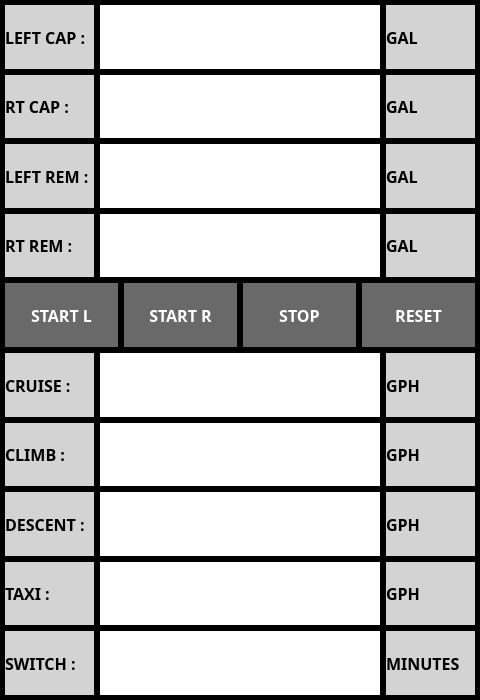
Qt form ui/FuelTanksDialog.ui (UnexplodedMinds/Stratofier) before a commit.
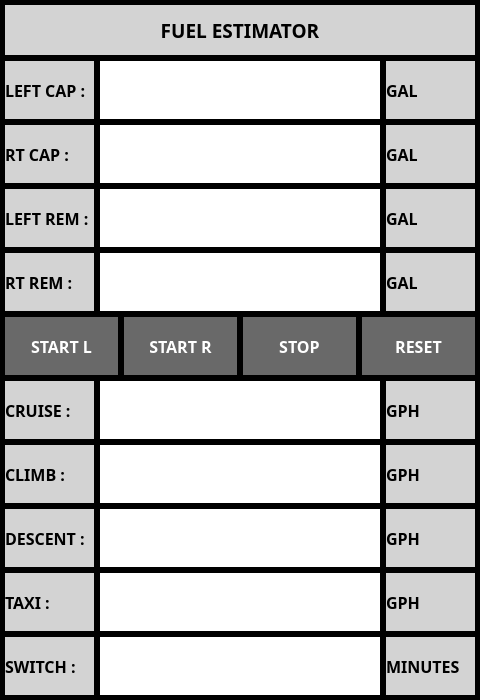
The same form after that commit. Custom widgets are drawn as their Qt base class.

The edit to the form file:
```diff
--- a/ui/FuelTanksDialog.ui
+++ b/ui/FuelTanksDialog.ui
@@ -127,378 +127,8 @@
    <property name="bottomMargin">
     <number>5</number>
    </property>
-   <item row="10" column="0">
-    <widget class="QLabel" name="label_7">
-     <property name="font">
-      <font>
-       <family>Droid Sans</family>
-       <pointsize>12</pointsize>
-       <weight>75</weight>
-       <bold>true</bold>
-      </font>
-     </property>
-     <property name="autoFillBackground">
-      <bool>false</bool>
-     </property>
-     <property name="styleSheet">
-      <string notr="true">QLabel
-{
-	color: black;
-	background-color: LightGray;
-}</string>
-     </property>
-     <property name="text">
-      <string>DESCENT :</string>
-     </property>
-     <property name="margin">
-      <number>5</number>
-     </property>
-    </widget>
-   </item>
-   <item row="8" column="4">
-    <widget class="QLabel" name="label_10">
-     <property name="font">
-      <font>
-       <family>Droid Sans</family>
-       <pointsize>12</pointsize>
-       <weight>75</weight>
-       <bold>true</bold>
-      </font>
-     </property>
-     <property name="autoFillBackground">
-      <bool>false</bool>
-     </property>
-     <property name="styleSheet">
-      <string notr="true">QLabel
-{
-	color: black;
-	background-color: LightGray;
-}</string>
-     </property>
-     <property name="text">
-      <string>GPH</string>
-     </property>
-     <property name="margin">
-      <number>5</number>
-     </property>
-    </widget>
-   </item>
-   <item row="12" column="0">
-    <widget class="QLabel" name="m_pSwitchIntLabelLbl">
-     <property name="font">
-      <font>
-       <family>Droid Sans</family>
-       <pointsize>12</pointsize>
-       <weight>75</weight>
-       <bold>true</bold>
-      </font>
-     </property>
-     <property name="autoFillBackground">
-      <bool>false</bool>
-     </property>
-     <property name="styleSheet">
-      <string notr="true">QLabel
-{
-	color: black;
-	background-color: LightGray;
-}</string>
-     </property>
-     <property name="text">
-      <string>SWITCH :</string>
-     </property>
-     <property name="margin">
-      <number>5</number>
-     </property>
-    </widget>
-   </item>
-   <item row="8" column="0">
-    <widget class="QLabel" name="label_5">
-     <property name="font">
-      <font>
-       <family>Droid Sans</family>
-       <pointsize>12</pointsize>
-       <weight>75</weight>
-       <bold>true</bold>
-      </font>
-     </property>
-     <property name="autoFillBackground">
-      <bool>false</bool>
-     </property>
-     <property name="styleSheet">
-      <string notr="true">QLabel
-{
-	color: black;
-	background-color: LightGray;
-}</string>
-     </property>
-     <property name="text">
-      <string>CRUISE :</string>
-     </property>
-     <property name="margin">
-      <number>5</number>
-     </property>
-    </widget>
-   </item>
-   <item row="12" column="4">
-    <widget class="QLabel" name="m_pSwitchIntUnitsLabel">
-     <property name="font">
-      <font>
-       <family>Droid Sans</family>
-       <pointsize>12</pointsize>
-       <weight>75</weight>
-       <bold>true</bold>
-      </font>
-     </property>
-     <property name="autoFillBackground">
-      <bool>false</bool>
-     </property>
-     <property name="styleSheet">
-      <string notr="true">QLabel
-{
-	color: black;
-	background-color: LightGray;
-}</string>
-     </property>
-     <property name="text">
-      <string>MINUTES</string>
-     </property>
-     <property name="margin">
-      <number>5</number>
-     </property>
-    </widget>
-   </item>
-   <item row="0" column="0">
-    <widget class="QLabel" name="m_pLCapLabel">
-     <property name="font">
-      <font>
-       <family>Droid Sans</family>
-       <pointsize>12</pointsize>
-       <weight>75</weight>
-       <bold>true</bold>
-      </font>
-     </property>
-     <property name="autoFillBackground">
-      <bool>false</bool>
-     </property>
-     <property name="styleSheet">
-      <string notr="true">QLabel
-{
-	color: black;
-	background-color: LightGray;
-}</string>
-     </property>
-     <property name="text">
-      <string>LEFT CAP :</string>
-     </property>
-     <property name="margin">
-      <number>5</number>
-     </property>
-    </widget>
-   </item>
-   <item row="2" column="4">
-    <widget class="QLabel" name="m_pLeftRemUnitsLabel">
-     <property name="font">
-      <font>
-       <family>Droid Sans</family>
-       <pointsize>12</pointsize>
-       <weight>75</weight>
-       <bold>true</bold>
-      </font>
-     </property>
-     <property name="autoFillBackground">
-      <bool>false</bool>
-     </property>
-     <property name="styleSheet">
-      <string notr="true">QLabel
-{
-	color: black;
-	background-color: LightGray;
-}</string>
-     </property>
-     <property name="text">
-      <string>GAL</string>
-     </property>
-     <property name="margin">
-      <number>5</number>
-     </property>
-    </widget>
-   </item>
-   <item row="4" column="4">
-    <widget class="QLabel" name="m_pRightRemUnitsLabel">
-     <property name="font">
-      <font>
-       <family>Droid Sans</family>
-       <pointsize>12</pointsize>
-       <weight>75</weight>
-       <bold>true</bold>
-      </font>
-     </property>
-     <property name="autoFillBackground">
-      <bool>false</bool>
-     </property>
-     <property name="styleSheet">
-      <string notr="true">QLabel
-{
-	color: black;
-	background-color: LightGray;
-}</string>
-     </property>
-     <property name="text">
-      <string>GAL</string>
-     </property>
-     <property name="margin">
-      <number>5</number>
-     </property>
-    </widget>
-   </item>
-   <item row="12" column="1" colspan="3">
-    <widget class="ClickLabel" name="m_pSwitchIntLabel">
-     <property name="sizePolicy">
-      <sizepolicy hsizetype="MinimumExpanding" vsizetype="MinimumExpanding">
-       <horstretch>0</horstretch>
-       <verstretch>0</verstretch>
-      </sizepolicy>
-     </property>
-     <property name="font">
-      <font>
-       <family>Droid Sans</family>
-       <pointsize>24</pointsize>
-       <weight>75</weight>
-       <bold>true</bold>
-      </font>
-     </property>
-     <property name="autoFillBackground">
-      <bool>false</bool>
-     </property>
-     <property name="styleSheet">
-      <string notr="true">QLabel { background-color: white; color: black; }</string>
-     </property>
-     <property name="frameShape">
-      <enum>QFrame::NoFrame</enum>
-     </property>
-     <property name="alignment">
-      <set>Qt::AlignCenter</set>
-     </property>
-    </widget>
-   </item>
-   <item row="10" column="4">
-    <widget class="QLabel" name="label_12">
-     <property name="font">
-      <font>
-       <family>Droid Sans</family>
-       <pointsize>12</pointsize>
-       <weight>75</weight>
-       <bold>true</bold>
-      </font>
-     </property>
-     <property name="autoFillBackground">
-      <bool>false</bool>
-     </property>
-     <property name="styleSheet">
-      <string notr="true">QLabel
-{
-	color: black;
-	background-color: LightGray;
-}</string>
-     </property>
-     <property name="text">
-      <string>GPH</string>
-     </property>
-     <property name="margin">
-      <number>5</number>
-     </property>
-    </widget>
-   </item>
-   <item row="8" column="1" colspan="3">
-    <widget class="ClickLabel" name="m_pCruiseRateLabel">
-     <property name="sizePolicy">
-      <sizepolicy hsizetype="MinimumExpanding" vsizetype="MinimumExpanding">
-       <horstretch>0</horstretch>
-       <verstretch>0</verstretch>
-      </sizepolicy>
-     </property>
-     <property name="font">
-      <font>
-       <family>Droid Sans</family>
-       <pointsize>24</pointsize>
-       <weight>75</weight>
-       <bold>true</bold>
-      </font>
-     </property>
-     <property name="autoFillBackground">
-      <bool>false</bool>
-     </property>
-     <property name="styleSheet">
-      <string notr="true">QLabel { background-color: white; color: black; }</string>
-     </property>
-     <property name="frameShape">
-      <enum>QFrame::NoFrame</enum>
-     </property>
-     <property name="alignment">
-      <set>Qt::AlignCenter</set>
-     </property>
-    </widget>
-   </item>
-   <item row="11" column="0">
-    <widget class="QLabel" name="label_8">
-     <property name="font">
-      <font>
-       <family>Droid Sans</family>
-       <pointsize>12</pointsize>
-       <weight>75</weight>
-       <bold>true</bold>
-      </font>
-     </property>
-     <property name="autoFillBackground">
-      <bool>false</bool>
-     </property>
-     <property name="styleSheet">
-      <string notr="true">QLabel
-{
-	color: black;
-	background-color: LightGray;
-}</string>
-     </property>
-     <property name="text">
-      <string>TAXI :</string>
-     </property>
-     <property name="margin">
-      <number>5</number>
-     </property>
-    </widget>
-   </item>
-   <item row="4" column="1" colspan="3">
-    <widget class="ClickLabel" name="m_pRightRemainLabel">
-     <property name="sizePolicy">
-      <sizepolicy hsizetype="MinimumExpanding" vsizetype="MinimumExpanding">
-       <horstretch>0</horstretch>
-       <verstretch>0</verstretch>
-      </sizepolicy>
-     </property>
-     <property name="font">
-      <font>
-       <family>Droid Sans</family>
-       <pointsize>24</pointsize>
-       <weight>75</weight>
-       <bold>true</bold>
-      </font>
-     </property>
-     <property name="autoFillBackground">
-      <bool>false</bool>
-     </property>
-     <property name="styleSheet">
-      <string notr="true">QLabel { background-color: white; color: black; }</string>
-     </property>
-     <property name="frameShape">
-      <enum>QFrame::NoFrame</enum>
-     </property>
-     <property name="alignment">
-      <set>Qt::AlignCenter</set>
-     </property>
-    </widget>
-   </item>
    <item row="9" column="4">
-    <widget class="QLabel" name="label_11">
+    <widget class="QLabel" name="label_10">
      <property name="font">
       <font>
        <family>Droid Sans</family>
@@ -525,93 +155,7 @@
      </property>
     </widget>
    </item>
-   <item row="0" column="4">
-    <widget class="QLabel" name="m_pLeftCapUnitsLabel">
-     <property name="font">
-      <font>
-       <family>Droid Sans</family>
-       <pointsize>12</pointsize>
-       <weight>75</weight>
-       <bold>true</bold>
-      </font>
-     </property>
-     <property name="autoFillBackground">
-      <bool>false</bool>
-     </property>
-     <property name="styleSheet">
-      <string notr="true">QLabel
-{
-	color: black;
-	background-color: LightGray;
-}</string>
-     </property>
-     <property name="text">
-      <string>GAL</string>
-     </property>
-     <property name="margin">
-      <number>5</number>
-     </property>
-    </widget>
-   </item>
-   <item row="11" column="1" colspan="3">
-    <widget class="ClickLabel" name="m_pTaxiRateLabel">
-     <property name="sizePolicy">
-      <sizepolicy hsizetype="MinimumExpanding" vsizetype="MinimumExpanding">
-       <horstretch>0</horstretch>
-       <verstretch>0</verstretch>
-      </sizepolicy>
-     </property>
-     <property name="font">
-      <font>
-       <family>Droid Sans</family>
-       <pointsize>24</pointsize>
-       <weight>75</weight>
-       <bold>true</bold>
-      </font>
-     </property>
-     <property name="autoFillBackground">
-      <bool>false</bool>
-     </property>
-     <property name="styleSheet">
-      <string notr="true">QLabel { background-color: white; color: black; }</string>
-     </property>
-     <property name="frameShape">
-      <enum>QFrame::NoFrame</enum>
-     </property>
-     <property name="alignment">
-      <set>Qt::AlignCenter</set>
-     </property>
-    </widget>
-   </item>
-   <item row="11" column="4">
-    <widget class="QLabel" name="label_13">
-     <property name="font">
-      <font>
-       <family>Droid Sans</family>
-       <pointsize>12</pointsize>
-       <weight>75</weight>
-       <bold>true</bold>
-      </font>
-     </property>
-     <property name="autoFillBackground">
-      <bool>false</bool>
-     </property>
-     <property name="styleSheet">
-      <string notr="true">QLabel
-{
-	color: black;
-	background-color: LightGray;
-}</string>
-     </property>
-     <property name="text">
-      <string>GPH</string>
-     </property>
-     <property name="margin">
-      <number>5</number>
-     </property>
-    </widget>
-   </item>
-   <item row="6" column="0" colspan="5">
+   <item row="7" column="0" colspan="5">
     <layout class="QHBoxLayout" name="horizontalLayout">
      <item>
       <widget class="QPushButton" name="m_pStartLeftButton">
@@ -723,66 +267,8 @@
      </item>
     </layout>
    </item>
-   <item row="4" column="0">
-    <widget class="QLabel" name="m_pRRemLabel">
-     <property name="font">
-      <font>
-       <family>Droid Sans</family>
-       <pointsize>12</pointsize>
-       <weight>75</weight>
-       <bold>true</bold>
-      </font>
-     </property>
-     <property name="autoFillBackground">
-      <bool>false</bool>
-     </property>
-     <property name="styleSheet">
-      <string notr="true">QLabel
-{
-	color: black;
-	background-color: LightGray;
-}</string>
-     </property>
-     <property name="text">
-      <string>RT REM :</string>
-     </property>
-     <property name="margin">
-      <number>5</number>
-     </property>
-    </widget>
-   </item>
-   <item row="10" column="1" colspan="3">
-    <widget class="ClickLabel" name="m_pDescRateLabel">
-     <property name="sizePolicy">
-      <sizepolicy hsizetype="MinimumExpanding" vsizetype="MinimumExpanding">
-       <horstretch>0</horstretch>
-       <verstretch>0</verstretch>
-      </sizepolicy>
-     </property>
-     <property name="font">
-      <font>
-       <family>Droid Sans</family>
-       <pointsize>24</pointsize>
-       <weight>75</weight>
-       <bold>true</bold>
-      </font>
-     </property>
-     <property name="autoFillBackground">
-      <bool>false</bool>
-     </property>
-     <property name="styleSheet">
-      <string notr="true">QLabel { background-color: white; color: black; }</string>
-     </property>
-     <property name="frameShape">
-      <enum>QFrame::NoFrame</enum>
-     </property>
-     <property name="alignment">
-      <set>Qt::AlignCenter</set>
-     </property>
-    </widget>
-   </item>
    <item row="2" column="0">
-    <widget class="QLabel" name="m_pLRemLabel">
+    <widget class="QLabel" name="m_pRCapLabel">
      <property name="font">
       <font>
        <family>Droid Sans</family>
@@ -802,25 +288,19 @@
 }</string>
      </property>
      <property name="text">
-      <string>LEFT REM :</string>
+      <string>RT CAP :</string>
      </property>
      <property name="margin">
       <number>5</number>
      </property>
     </widget>
    </item>
-   <item row="2" column="1" colspan="3">
-    <widget class="ClickLabel" name="m_pLeftRemainLabel">
-     <property name="sizePolicy">
-      <sizepolicy hsizetype="MinimumExpanding" vsizetype="MinimumExpanding">
-       <horstretch>0</horstretch>
-       <verstretch>0</verstretch>
-      </sizepolicy>
-     </property>
+   <item row="10" column="4">
+    <widget class="QLabel" name="label_11">
      <property name="font">
       <font>
        <family>Droid Sans</family>
-       <pointsize>24</pointsize>
+       <pointsize>12</pointsize>
        <weight>75</weight>
        <bold>true</bold>
       </font>
@@ -829,47 +309,109 @@
       <bool>false</bool>
      </property>
      <property name="styleSheet">
-      <string notr="true">QLabel { background-color: white; color: black; }</string>
+      <string notr="true">QLabel
+{
+	color: black;
+	background-color: LightGray;
+}</string>
      </property>
-     <property name="frameShape">
-      <enum>QFrame::NoFrame</enum>
+     <property name="text">
+      <string>GPH</string>
      </property>
-     <property name="alignment">
-      <set>Qt::AlignCenter</set>
-     </property>
-    </widget>
-   </item>
-   <item row="0" column="1" colspan="3">
-    <widget class="ClickLabel" name="m_pLeftCapLabel">
-     <property name="sizePolicy">
-      <sizepolicy hsizetype="MinimumExpanding" vsizetype="MinimumExpanding">
-       <horstretch>0</horstretch>
-       <verstretch>0</verstretch>
-      </sizepolicy>
-     </property>
-     <property name="font">
-      <font>
-       <family>Droid Sans</family>
-       <pointsize>24</pointsize>
-       <weight>75</weight>
-       <bold>true</bold>
-      </font>
-     </property>
-     <property name="autoFillBackground">
-      <bool>false</bool>
-     </property>
-     <property name="styleSheet">
-      <string notr="true">QLabel { background-color: white; color: black; }</string>
-     </property>
-     <property name="frameShape">
-      <enum>QFrame::NoFrame</enum>
-     </property>
-     <property name="alignment">
-      <set>Qt::AlignCenter</set>
+     <property name="margin">
+      <number>5</number>
      </property>
     </widget>
    </item>
    <item row="9" column="1" colspan="3">
+    <widget class="ClickLabel" name="m_pCruiseRateLabel">
+     <property name="sizePolicy">
+      <sizepolicy hsizetype="MinimumExpanding" vsizetype="MinimumExpanding">
+       <horstretch>0</horstretch>
+       <verstretch>0</verstretch>
+      </sizepolicy>
+     </property>
+     <property name="font">
+      <font>
+       <family>Droid Sans</family>
+       <pointsize>24</pointsize>
+       <weight>75</weight>
+       <bold>true</bold>
+      </font>
+     </property>
+     <property name="autoFillBackground">
+      <bool>false</bool>
+     </property>
+     <property name="styleSheet">
+      <string notr="true">QLabel { background-color: white; color: black; }</string>
+     </property>
+     <property name="frameShape">
+      <enum>QFrame::NoFrame</enum>
+     </property>
+     <property name="alignment">
+      <set>Qt::AlignCenter</set>
+     </property>
+    </widget>
+   </item>
+   <item row="5" column="4">
+    <widget class="QLabel" name="m_pRightRemUnitsLabel">
+     <property name="font">
+      <font>
+       <family>Droid Sans</family>
+       <pointsize>12</pointsize>
+       <weight>75</weight>
+       <bold>true</bold>
+      </font>
+     </property>
+     <property name="autoFillBackground">
+      <bool>false</bool>
+     </property>
+     <property name="styleSheet">
+      <string notr="true">QLabel
+{
+	color: black;
+	background-color: LightGray;
+}</string>
+     </property>
+     <property name="text">
+      <string>GAL</string>
+     </property>
+     <property name="margin">
+      <number>5</number>
+     </property>
+    </widget>
+   </item>
+   <item row="3" column="1" colspan="3">
+    <widget class="ClickLabel" name="m_pLeftRemainLabel">
+     <property name="sizePolicy">
+      <sizepolicy hsizetype="MinimumExpanding" vsizetype="MinimumExpanding">
+       <horstretch>0</horstretch>
+       <verstretch>0</verstretch>
+      </sizepolicy>
+     </property>
+     <property name="font">
+      <font>
+       <family>Droid Sans</family>
+       <pointsize>24</pointsize>
+       <weight>75</weight>
+       <bold>true</bold>
+      </font>
+     </property>
+     <property name="autoFillBackground">
+      <bool>false</bool>
+     </property>
+     <property name="styleSheet">
+      <string notr="true">QLabel { background-color: white; color: black; }</string>
+     </property>
+     <property name="frameShape">
+      <enum>QFrame::NoFrame</enum>
+     </property>
+     <property name="alignment">
+      <set>Qt::AlignCenter</set>
+     </property>
+    </widget>
+   </item>
+   <item row="10" column="1" colspan="3">
     <widget class="ClickLabel" name="m_pClimbRateLabel">
      <property name="sizePolicy">
       <sizepolicy hsizetype="MinimumExpanding" vsizetype="MinimumExpanding">
@@ -899,7 +441,65 @@
      </property>
     </widget>
    </item>
-   <item row="9" column="0">
+   <item row="2" column="1" colspan="3">
+    <widget class="ClickLabel" name="m_pRightCapLabel">
+     <property name="sizePolicy">
+      <sizepolicy hsizetype="MinimumExpanding" vsizetype="MinimumExpanding">
+       <horstretch>0</horstretch>
+       <verstretch>0</verstretch>
+      </sizepolicy>
+     </property>
+     <property name="font">
+      <font>
+       <family>Droid Sans</family>
+       <pointsize>24</pointsize>
+       <weight>75</weight>
+       <bold>true</bold>
+      </font>
+     </property>
+     <property name="autoFillBackground">
+      <bool>false</bool>
+     </property>
+     <property name="styleSheet">
+      <string notr="true">QLabel { background-color: white; color: black; }</string>
+     </property>
+     <property name="frameShape">
+      <enum>QFrame::NoFrame</enum>
+     </property>
+     <property name="alignment">
+      <set>Qt::AlignCenter</set>
+     </property>
+    </widget>
+   </item>
+   <item row="13" column="4">
+    <widget class="QLabel" name="m_pSwitchIntUnitsLabel">
+     <property name="font">
+      <font>
+       <family>Droid Sans</family>
+       <pointsize>12</pointsize>
+       <weight>75</weight>
+       <bold>true</bold>
+      </font>
+     </property>
+     <property name="autoFillBackground">
+      <bool>false</bool>
+     </property>
+     <property name="styleSheet">
+      <string notr="true">QLabel
+{
+	color: black;
+	background-color: LightGray;
+}</string>
+     </property>
+     <property name="text">
+      <string>MINUTES</string>
+     </property>
+     <property name="margin">
+      <number>5</number>
+     </property>
+    </widget>
+   </item>
+   <item row="10" column="0">
     <widget class="QLabel" name="label_6">
      <property name="font">
       <font>
@@ -927,8 +527,234 @@
      </property>
     </widget>
    </item>
+   <item row="3" column="4">
+    <widget class="QLabel" name="m_pLeftRemUnitsLabel">
+     <property name="font">
+      <font>
+       <family>Droid Sans</family>
+       <pointsize>12</pointsize>
+       <weight>75</weight>
+       <bold>true</bold>
+      </font>
+     </property>
+     <property name="autoFillBackground">
+      <bool>false</bool>
+     </property>
+     <property name="styleSheet">
+      <string notr="true">QLabel
+{
+	color: black;
+	background-color: LightGray;
+}</string>
+     </property>
+     <property name="text">
+      <string>GAL</string>
+     </property>
+     <property name="margin">
+      <number>5</number>
+     </property>
+    </widget>
+   </item>
+   <item row="3" column="0">
+    <widget class="QLabel" name="m_pLRemLabel">
+     <property name="font">
+      <font>
+       <family>Droid Sans</family>
+       <pointsize>12</pointsize>
+       <weight>75</weight>
+       <bold>true</bold>
+      </font>
+     </property>
+     <property name="autoFillBackground">
+      <bool>false</bool>
+     </property>
+     <property name="styleSheet">
+      <string notr="true">QLabel
+{
+	color: black;
+	background-color: LightGray;
+}</string>
+     </property>
+     <property name="text">
+      <string>LEFT REM :</string>
+     </property>
+     <property name="margin">
+      <number>5</number>
+     </property>
+    </widget>
+   </item>
+   <item row="5" column="0">
+    <widget class="QLabel" name="m_pRRemLabel">
+     <property name="font">
+      <font>
+       <family>Droid Sans</family>
+       <pointsize>12</pointsize>
+       <weight>75</weight>
+       <bold>true</bold>
+      </font>
+     </property>
+     <property name="autoFillBackground">
+      <bool>false</bool>
+     </property>
+     <property name="styleSheet">
+      <string notr="true">QLabel
+{
+	color: black;
+	background-color: LightGray;
+}</string>
+     </property>
+     <property name="text">
+      <string>RT REM :</string>
+     </property>
+     <property name="margin">
+      <number>5</number>
+     </property>
+    </widget>
+   </item>
+   <item row="2" column="4">
+    <widget class="QLabel" name="m_pRightCapUnitsLabel">
+     <property name="font">
+      <font>
+       <family>Droid Sans</family>
+       <pointsize>12</pointsize>
+       <weight>75</weight>
+       <bold>true</bold>
+      </font>
+     </property>
+     <property name="autoFillBackground">
+      <bool>false</bool>
+     </property>
+     <property name="styleSheet">
+      <string notr="true">QLabel
+{
+	color: black;
+	background-color: LightGray;
+}</string>
+     </property>
+     <property name="text">
+      <string>GAL</string>
+     </property>
+     <property name="margin">
+      <number>5</number>
+     </property>
+    </widget>
+   </item>
+   <item row="12" column="0">
+    <widget class="QLabel" name="label_8">
+     <property name="font">
+      <font>
+       <family>Droid Sans</family>
+       <pointsize>12</pointsize>
+       <weight>75</weight>
+       <bold>true</bold>
+      </font>
+     </property>
+     <property name="autoFillBackground">
+      <bool>false</bool>
+     </property>
+     <property name="styleSheet">
+      <string notr="true">QLabel
+{
+	color: black;
+	background-color: LightGray;
+}</string>
+     </property>
+     <property name="text">
+      <string>TAXI :</string>
+     </property>
+     <property name="margin">
+      <number>5</number>
+     </property>
+    </widget>
+   </item>
+   <item row="13" column="0">
+    <widget class="QLabel" name="m_pSwitchIntLabelLbl">
+     <property name="font">
+      <font>
+       <family>Droid Sans</family>
+       <pointsize>12</pointsize>
+       <weight>75</weight>
+       <bold>true</bold>
+      </font>
+     </property>
+     <property name="autoFillBackground">
+      <bool>false</bool>
+     </property>
+     <property name="styleSheet">
+      <string notr="true">QLabel
+{
+	color: black;
+	background-color: LightGray;
+}</string>
+     </property>
+     <property name="text">
+      <string>SWITCH :</string>
+     </property>
+     <property name="margin">
+      <number>5</number>
+     </property>
+    </widget>
+   </item>
+   <item row="9" column="0">
+    <widget class="QLabel" name="label_5">
+     <property name="font">
+      <font>
+       <family>Droid Sans</family>
+       <pointsize>12</pointsize>
+       <weight>75</weight>
+       <bold>true</bold>
+      </font>
+     </property>
+     <property name="autoFillBackground">
+      <bool>false</bool>
+     </property>
+     <property name="styleSheet">
+      <string notr="true">QLabel
+{
+	color: black;
+	background-color: LightGray;
+}</string>
+     </property>
+     <property name="text">
+      <string>CRUISE :</string>
+     </property>
+     <property name="margin">
+      <number>5</number>
+     </property>
+    </widget>
+   </item>
+   <item row="13" column="1" colspan="3">
+    <widget class="ClickLabel" name="m_pSwitchIntLabel">
+     <property name="sizePolicy">
+      <sizepolicy hsizetype="MinimumExpanding" vsizetype="MinimumExpanding">
+       <horstretch>0</horstretch>
+       <verstretch>0</verstretch>
+      </sizepolicy>
+     </property>
+     <property name="font">
+      <font>
+       <family>Droid Sans</family>
+       <pointsize>24</pointsize>
+       <weight>75</weight>
+       <bold>true</bold>
+      </font>
+     </property>
+     <property name="autoFillBackground">
+      <bool>false</bool>
+     </property>
+     <property name="styleSheet">
+      <string notr="true">QLabel { background-color: white; color: black; }</string>
+     </property>
+     <property name="frameShape">
+      <enum>QFrame::NoFrame</enum>
+     </property>
+     <property name="alignment">
+      <set>Qt::AlignCenter</set>
+     </property>
+    </widget>
+   </item>
    <item row="1" column="0">
-    <widget class="QLabel" name="m_pRCapLabel">
+    <widget class="QLabel" name="m_pLCapLabel">
      <property name="font">
       <font>
        <family>Droid Sans</family>
@@ -948,45 +774,15 @@
 }</string>
      </property>
      <property name="text">
-      <string>RT CAP :</string>
+      <string>LEFT CAP :</string>
      </property>
      <property name="margin">
       <number>5</number>
      </property>
     </widget>
    </item>
-   <item row="1" column="1" colspan="3">
-    <widget class="ClickLabel" name="m_pRightCapLabel">
-     <property name="sizePolicy">
-      <sizepolicy hsizetype="MinimumExpanding" vsizetype="MinimumExpanding">
-       <horstretch>0</horstretch>
-       <verstretch>0</verstretch>
-      </sizepolicy>
-     </property>
-     <property name="font">
-      <font>
-       <family>Droid Sans</family>
-       <pointsize>24</pointsize>
-       <weight>75</weight>
-       <bold>true</bold>
-      </font>
-     </property>
-     <property name="autoFillBackground">
-      <bool>false</bool>
-     </property>
-     <property name="styleSheet">
-      <string notr="true">QLabel { background-color: white; color: black; }</string>
-     </property>
-     <property name="frameShape">
-      <enum>QFrame::NoFrame</enum>
-     </property>
-     <property name="alignment">
-      <set>Qt::AlignCenter</set>
-     </property>
-    </widget>
-   </item>
    <item row="1" column="4">
-    <widget class="QLabel" name="m_pRightCapUnitsLabel">
+    <widget class="QLabel" name="m_pLeftCapUnitsLabel">
      <property name="font">
       <font>
        <family>Droid Sans</family>
@@ -1013,6 +809,255 @@
      </property>
     </widget>
    </item>
+   <item row="12" column="1" colspan="3">
+    <widget class="ClickLabel" name="m_pTaxiRateLabel">
+     <property name="sizePolicy">
+      <sizepolicy hsizetype="MinimumExpanding" vsizetype="MinimumExpanding">
+       <horstretch>0</horstretch>
+       <verstretch>0</verstretch>
+      </sizepolicy>
+     </property>
+     <property name="font">
+      <font>
+       <family>Droid Sans</family>
+       <pointsize>24</pointsize>
+       <weight>75</weight>
+       <bold>true</bold>
+      </font>
+     </property>
+     <property name="autoFillBackground">
+      <bool>false</bool>
+     </property>
+     <property name="styleSheet">
+      <string notr="true">QLabel { background-color: white; color: black; }</string>
+     </property>
+     <property name="frameShape">
+      <enum>QFrame::NoFrame</enum>
+     </property>
+     <property name="alignment">
+      <set>Qt::AlignCenter</set>
+     </property>
+    </widget>
+   </item>
+   <item row="5" column="1" colspan="3">
+    <widget class="ClickLabel" name="m_pRightRemainLabel">
+     <property name="sizePolicy">
+      <sizepolicy hsizetype="MinimumExpanding" vsizetype="MinimumExpanding">
+       <horstretch>0</horstretch>
+       <verstretch>0</verstretch>
+      </sizepolicy>
+     </property>
+     <property name="font">
+      <font>
+       <family>Droid Sans</family>
+       <pointsize>24</pointsize>
+       <weight>75</weight>
+       <bold>true</bold>
+      </font>
+     </property>
+     <property name="autoFillBackground">
+      <bool>false</bool>
+     </property>
+     <property name="styleSheet">
+      <string notr="true">QLabel { background-color: white; color: black; }</string>
+     </property>
+     <property name="frameShape">
+      <enum>QFrame::NoFrame</enum>
+     </property>
+     <property name="alignment">
+      <set>Qt::AlignCenter</set>
+     </property>
+    </widget>
+   </item>
+   <item row="12" column="4">
+    <widget class="QLabel" name="label_13">
+     <property name="font">
+      <font>
+       <family>Droid Sans</family>
+       <pointsize>12</pointsize>
+       <weight>75</weight>
+       <bold>true</bold>
+      </font>
+     </property>
+     <property name="autoFillBackground">
+      <bool>false</bool>
+     </property>
+     <property name="styleSheet">
+      <string notr="true">QLabel
+{
+	color: black;
+	background-color: LightGray;
+}</string>
+     </property>
+     <property name="text">
+      <string>GPH</string>
+     </property>
+     <property name="margin">
+      <number>5</number>
+     </property>
+    </widget>
+   </item>
+   <item row="11" column="1" colspan="3">
+    <widget class="ClickLabel" name="m_pDescRateLabel">
+     <property name="sizePolicy">
+      <sizepolicy hsizetype="MinimumExpanding" vsizetype="MinimumExpanding">
+       <horstretch>0</horstretch>
+       <verstretch>0</verstretch>
+      </sizepolicy>
+     </property>
+     <property name="font">
+      <font>
+       <family>Droid Sans</family>
+       <pointsize>24</pointsize>
+       <weight>75</weight>
+       <bold>true</bold>
+      </font>
+     </property>
+     <property name="autoFillBackground">
+      <bool>false</bool>
+     </property>
+     <property name="styleSheet">
+      <string notr="true">QLabel { background-color: white; color: black; }</string>
+     </property>
+     <property name="frameShape">
+      <enum>QFrame::NoFrame</enum>
+     </property>
+     <property name="alignment">
+      <set>Qt::AlignCenter</set>
+     </property>
+    </widget>
+   </item>
+   <item row="11" column="4">
+    <widget class="QLabel" name="label_12">
+     <property name="font">
+      <font>
+       <family>Droid Sans</family>
+       <pointsize>12</pointsize>
+       <weight>75</weight>
+       <bold>true</bold>
+      </font>
+     </property>
+     <property name="autoFillBackground">
+      <bool>false</bool>
+     </property>
+     <property name="styleSheet">
+      <string notr="true">QLabel
+{
+	color: black;
+	background-color: LightGray;
+}</string>
+     </property>
+     <property name="text">
+      <string>GPH</string>
+     </property>
+     <property name="margin">
+      <number>5</number>
+     </property>
+    </widget>
+   </item>
+   <item row="1" column="1" colspan="3">
+    <widget class="ClickLabel" name="m_pLeftCapLabel">
+     <property name="sizePolicy">
+      <sizepolicy hsizetype="MinimumExpanding" vsizetype="MinimumExpanding">
+       <horstretch>0</horstretch>
+       <verstretch>0</verstretch>
+      </sizepolicy>
+     </property>
+     <property name="font">
+      <font>
+       <family>Droid Sans</family>
+       <pointsize>24</pointsize>
+       <weight>75</weight>
+       <bold>true</bold>
+      </font>
+     </property>
+     <property name="autoFillBackground">
+      <bool>false</bool>
+     </property>
+     <property name="styleSheet">
+      <string notr="true">QLabel { background-color: white; color: black; }</string>
+     </property>
+     <property name="frameShape">
+      <enum>QFrame::NoFrame</enum>
+     </property>
+     <property name="alignment">
+      <set>Qt::AlignCenter</set>
+     </property>
+    </widget>
+   </item>
+   <item row="11" column="0">
+    <widget class="QLabel" name="label_7">
+     <property name="font">
+      <font>
+       <family>Droid Sans</family>
+       <pointsize>12</pointsize>
+       <weight>75</weight>
+       <bold>true</bold>
+      </font>
+     </property>
+     <property name="autoFillBackground">
+      <bool>false</bool>
+     </property>
+     <property name="styleSheet">
+      <string notr="true">QLabel
+{
+	color: black;
+	background-color: LightGray;
+}</string>
+     </property>
+     <property name="text">
+      <string>DESCENT :</string>
+     </property>
+     <property name="margin">
+      <number>5</number>
+     </property>
+    </widget>
+   </item>
+   <item row="0" column="0" colspan="5">
+    <widget class="QLabel" name="m_pTitleLabel">
+     <property name="sizePolicy">
+      <sizepolicy hsizetype="MinimumExpanding" vsizetype="Minimum">
+       <horstretch>0</horstretch>
+       <verstretch>0</verstretch>
+      </sizepolicy>
+     </property>
+     <property name="minimumSize">
+      <size>
+       <width>0</width>
+       <height>50</height>
+      </size>
+     </property>
+     <property name="maximumSize">
+      <size>
+       <width>16777215</width>
+       <height>50</height>
+      </size>
+     </property>
+     <property name="font">
+      <font>
+       <family>Droid Sans</family>
+       <pointsize>14</pointsize>
+       <weight>75</weight>
+       <bold>true</bold>
+      </font>
+     </property>
+     <property name="autoFillBackground">
+      <bool>false</bool>
+     </property>
+     <property name="styleSheet">
+      <string notr="true">QLabel { background-color: LightGray; color: black; }</string>
+     </property>
+     <property name="frameShape">
+      <enum>QFrame::NoFrame</enum>
+     </property>
+     <property name="text">
+      <string>FUEL ESTIMATOR</string>
+     </property>
+     <property name="alignment">
+      <set>Qt::AlignCenter</set>
+     </property>
+    </widget>
+   </item>
   </layout>
  </widget>
  <customwidgets>
```
